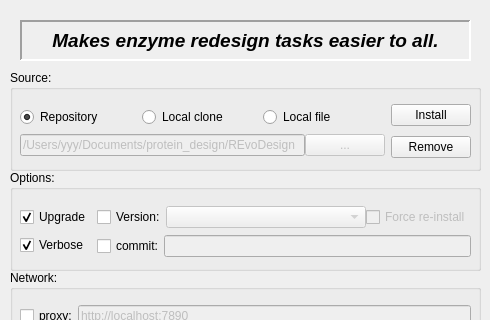
Qt form src/REvoDesign/UI/REvoDesign-PyMOL-entry.ui (YaoYinYing/REvoDesign) before a commit; both pictures show x 0 to 490 and y 0 to 320 of the 490 by 547 pixel window.
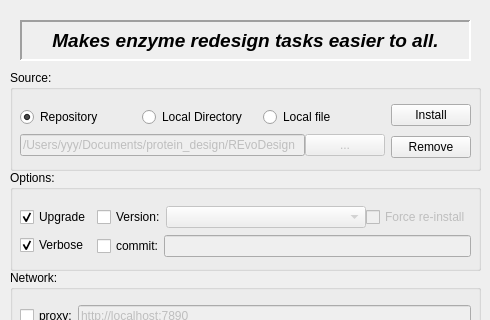
The same form after that commit.

Diff of the .ui file:
```diff
--- a/src/REvoDesign/UI/REvoDesign-PyMOL-entry.ui
+++ b/src/REvoDesign/UI/REvoDesign-PyMOL-entry.ui
@@ -94,7 +94,7 @@
             <string/>
            </property>
            <property name="text">
-            <string>Local clone</string>
+            <string>Local Directory</string>
            </property>
           </widget>
          </item>
```
